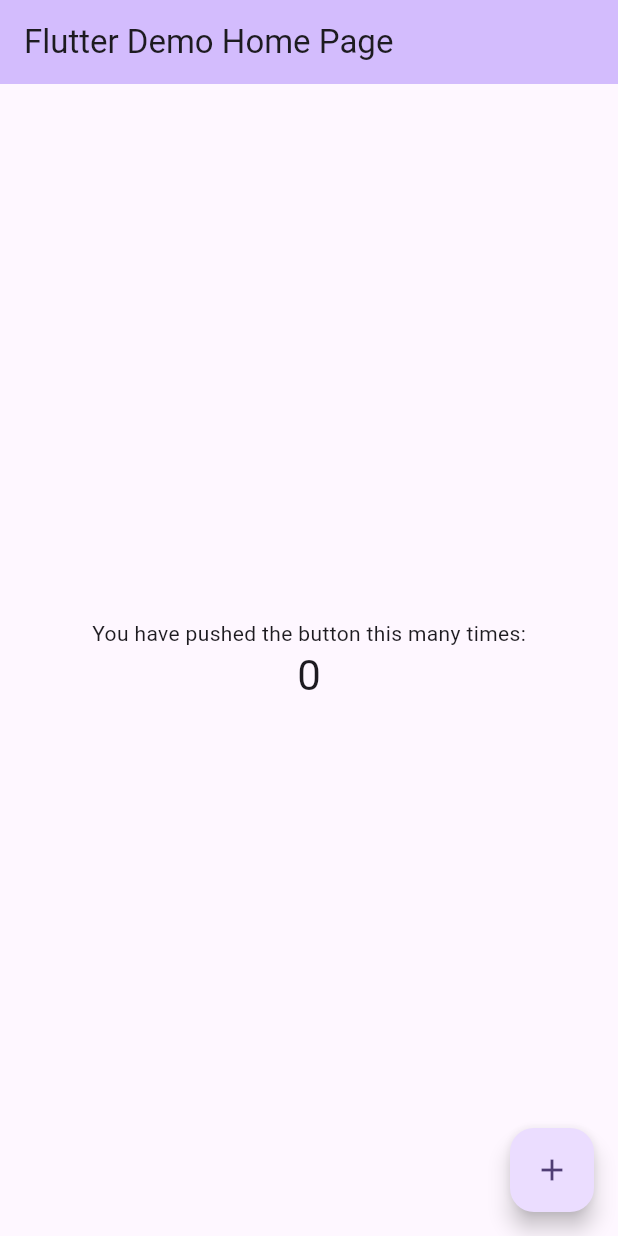
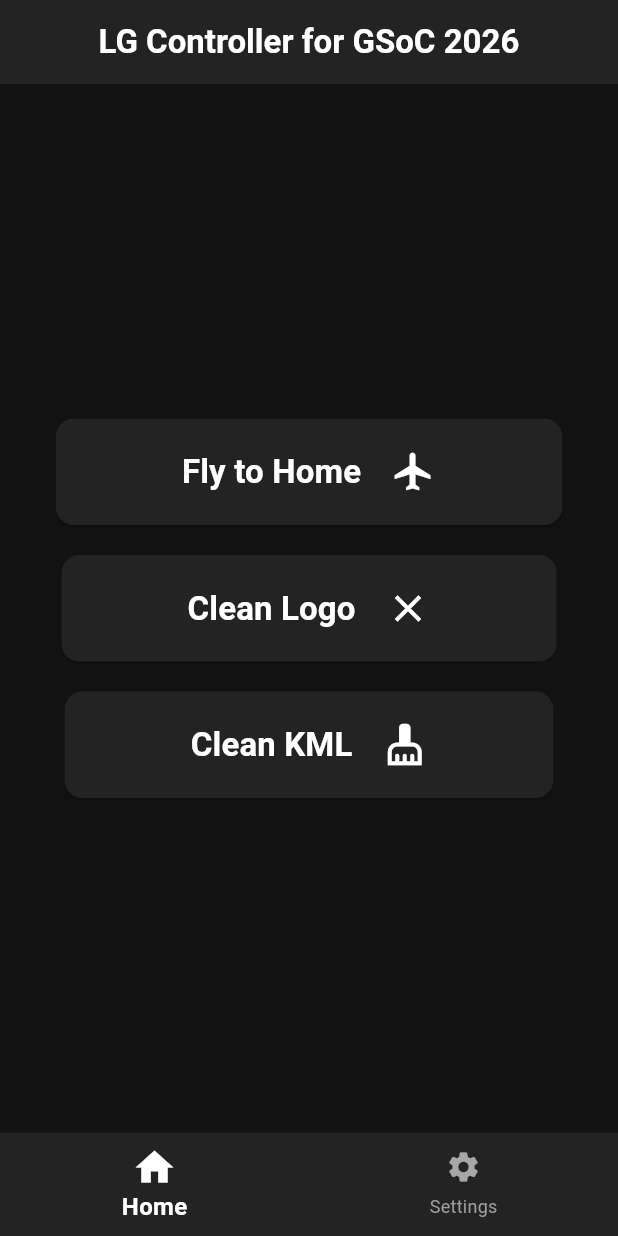
Before and after one commit to DevAni27/lg_controller, a Flutter app: the screen it shows after launch, on a phone screen of 412 x 824 dp. Run offline on Flutter 3.47's test engine with Material 3 defaults, Android fonts, the phone set to English and light mode, and no system bars.

Commit message:
ui/ux of home page with bottom navigation bar

```diff
--- a/lib/main.dart
+++ b/lib/main.dart
@@ -1,3 +1,6 @@
+import 'package:demo_app/screens/first_page.dart';
+import 'package:demo_app/screens/home_page.dart';
+import 'package:demo_app/screens/setting_page.dart';
 import 'package:flutter/material.dart';
 
 void main() {
@@ -7,116 +10,11 @@
 class MyApp extends StatelessWidget {
   const MyApp({super.key});
 
-  // This widget is the root of your application.
   @override
   Widget build(BuildContext context) {
     return MaterialApp(
-      title: 'Flutter Demo',
-      theme: ThemeData(
-        // This is the theme of your application.
-        //
-        // TRY THIS: Try running your application with "flutter run". You'll see
-        // the application has a purple toolbar. Then, without quitting the app,
-        // try changing the seedColor in the colorScheme below to Colors.green
-        // and then invoke "hot reload" (save your changes or press the "hot
-        // reload" button in a Flutter-supported IDE, or press "r" if you used
-        // the command line to start the app).
-        //
-        // Notice that the counter didn't reset back to zero; the application
-        // state is not lost during the reload. To reset the state, use hot
-        // restart instead.
-        //
-        // This works for code too, not just values: Most code changes can be
-        // tested with just a hot reload.
-        colorScheme: .fromSeed(seedColor: Colors.deepPurple),
-      ),
-      home: const MyHomePage(title: 'Flutter Demo Home Page'),
+      debugShowCheckedModeBanner: false,
+      home: FirstPage(),
     );
   }
 }
-
-class MyHomePage extends StatefulWidget {
-  const MyHomePage({super.key, required this.title});
-
-  // This widget is the home page of your application. It is stateful, meaning
-  // that it has a State object (defined below) that contains fields that affect
-  // how it looks.
-
-  // This class is the configuration for the state. It holds the values (in this
-  // case the title) provided by the parent (in this case the App widget) and
-  // used by the build method of the State. Fields in a Widget subclass are
-  // always marked "final".
-
-  final String title;
-
-  @override
-  State<MyHomePage> createState() => _MyHomePageState();
-}
-
-class _MyHomePageState extends State<MyHomePage> {
-  int _counter = 0;
-
-  void _incrementCounter() {
-    setState(() {
-      // This call to setState tells the Flutter framework that something has
-      // changed in this State, which causes it to rerun the build method below
-      // so that the display can reflect the updated values. If we changed
-      // _counter without calling setState(), then the build method would not be
-      // called again, and so nothing would appear to happen.
-      _counter++;
-    });
-  }
-
-  @override
-  Widget build(BuildContext context) {
-    // This method is rerun every time setState is called, for instance as done
-    // by the _incrementCounter method above.
-    //
-    // The Flutter framework has been optimized to make rerunning build methods
-    // fast, so that you can just rebuild anything that needs updating rather
-    // than having to individually change instances of widgets.
-    return Scaffold(
-      appBar: AppBar(
-        // TRY THIS: Try changing the color here to a specific color (to
-        // Colors.amber, perhaps?) and trigger a hot reload to see the AppBar
-        // change color while the other colors stay the same.
-        backgroundColor: Theme.of(context).colorScheme.inversePrimary,
-        // Here we take the value from the MyHomePage object that was created by
-        // the App.build method, and use it to set our appbar title.
-        title: Text(widget.title),
-      ),
-      body: Center(
-        // Center is a layout widget. It takes a single child and positions it
-        // in the middle of the parent.
-        child: Column(
-          // Column is also a layout widget. It takes a list of children and
-          // arranges them vertically. By default, it sizes itself to fit its
-          // children horizontally, and tries to be as tall as its parent.
-          //
-          // Column has various properties to control how it sizes itself and
-          // how it positions its children. Here we use mainAxisAlignment to
-          // center the children vertically; the main axis here is the vertical
-          // axis because Columns are vertical (the cross axis would be
-          // horizontal).
-          //
-          // TRY THIS: Invoke "debug painting" (choose the "Toggle Debug Paint"
-          // action in the IDE, or press "p" in the console), to see the
-          // wireframe for each widget.
-          mainAxisAlignment: .center,
-          children: [
-            const Text('You have pushed the button this many times:'),
-            Text(
-              '$_counter',
-              style: Theme.of(context).textTheme.headlineMedium,
-            ),
-          ],
-        ),
-      ),
-      floatingActionButton: FloatingActionButton(
-        onPressed: _incrementCounter,
-        tooltip: 'Increment',
-        child: const Icon(Icons.add),
-      ),
-    );
-  }
-}
--- /dev/null
+++ b/lib/screens/first_page.dart
@@ -0,0 +1,70 @@
+import 'package:demo_app/screens/home_page.dart';
+import 'package:demo_app/screens/setting_page.dart';
+import 'package:flutter/material.dart';
+
+class FirstPage extends StatefulWidget {
+  const FirstPage({super.key});
+
+  @override
+  State<FirstPage> createState() => _FirstPageState();
+}
+
+class _FirstPageState extends State<FirstPage> {
+
+  int selectedIndex = 0;
+
+  void navigationIndex(int index){
+    setState(() {
+      selectedIndex = index;
+    });
+  }
+
+  final List _pages = [
+
+    HomePage(),
+
+    SettingPage(),
+  ];
+
+  @override
+  Widget build(BuildContext context) {
+    return Scaffold(
+      backgroundColor: Color(0xFF121212),
+      appBar: AppBar(
+        backgroundColor: Color.fromARGB(255, 35, 35, 35),
+        elevation: 0,
+        centerTitle: true,
+        title: Text(
+          "LG Controller for GSoC 2026",
+          style: TextStyle(
+            color: Colors.white,
+            fontWeight: FontWeight.w700,
+          ),
+        ),
+      ),
+      body: _pages[selectedIndex],
+      bottomNavigationBar: BottomNavigationBar(
+        selectedItemColor: Colors.white,
+        unselectedItemColor: Colors.grey,
+        selectedLabelStyle: TextStyle(fontWeight: FontWeight.bold, fontSize: 16),
+        unselectedIconTheme: IconThemeData(opacity: 0.6),
+        selectedIconTheme: IconThemeData(opacity: 1, size: 30),
+        currentIndex: selectedIndex,
+        backgroundColor: Color.fromARGB(255, 35, 35, 35),
+        onTap: navigationIndex,
+        items: [
+          BottomNavigationBarItem(
+            icon: Icon(Icons.home, color: Colors.white,),
+            label: "Home",
+          ),
+
+          BottomNavigationBarItem(
+            icon: Icon(Icons.settings, color: Colors.white,),
+            label: "Settings",
+
+          ),
+        ],
+      )
+    );
+  }
+}
--- /dev/null
+++ b/lib/screens/home_page.dart
@@ -0,0 +1,103 @@
+import 'package:flutter/material.dart';
+
+class HomePage extends StatefulWidget {
+  const HomePage({super.key});
+
+  @override
+  State<HomePage> createState() => _HomePageState();
+}
+
+class _HomePageState extends State<HomePage> {
+
+
+
+
+  @override
+  Widget build(BuildContext context) {
+    return Scaffold(
+      backgroundColor: Color(0xFF121212),
+      body: Center(
+        child: Column(
+          mainAxisAlignment: MainAxisAlignment.center,
+          children: [
+            //lg logo maybe
+
+            //Fly to home button
+            ElevatedButton(
+              onPressed: () {
+                // add function
+              },
+
+              style: ElevatedButton.styleFrom(
+                backgroundColor: Color.fromARGB(255, 35, 35, 35),
+                padding: EdgeInsets.symmetric(vertical: 20, horizontal: 84),
+                shape: RoundedRectangleBorder(borderRadius: BorderRadius.circular(12))
+              ),
+              child: const Row(
+                mainAxisSize: MainAxisSize.min, // Essential to prevent the Row from taking full width
+                children: [
+                  Text("Fly to Home", style: TextStyle(color: Colors.white, fontWeight: FontWeight.bold, fontSize: 22),),
+                  SizedBox(width: 20),
+                  Icon(Icons.flight, size: 30, color: Colors.white,), // The icon
+
+                ],
+              ),
+
+            ),
+            SizedBox(height: 20,),
+
+            //Clean logo
+            ElevatedButton(
+              onPressed: () {
+                // add function
+              },
+
+              style: ElevatedButton.styleFrom(
+                backgroundColor: Color.fromARGB(255, 35, 35, 35),
+                padding: EdgeInsets.symmetric(vertical: 20, horizontal: 84),
+                shape: RoundedRectangleBorder(borderRadius: BorderRadius.circular(12))
+              ),
+              child: const Row(
+                mainAxisSize: MainAxisSize.min, // Essential to prevent the Row from taking full width
+                children: [
+                  Text("Clean Logo", style: TextStyle(color: Colors.white, fontWeight: FontWeight.bold, fontSize: 22),),
+                  SizedBox(width: 20),
+                  Icon(Icons.clear, size: 30, color: Colors.white,), // The icon
+
+                ],
+              ),
+
+            ),
+
+            SizedBox(height: 20,),
+
+            //Clean KML
+            ElevatedButton(
+              onPressed: () {
+                // add function
+              },
+
+              style: ElevatedButton.styleFrom(
+                backgroundColor: Color.fromARGB(255, 35, 35, 35),
+                padding: EdgeInsets.symmetric(vertical: 20, horizontal: 84),
+                shape: RoundedRectangleBorder(borderRadius: BorderRadius.circular(12))
+              ),
+              child: const Row(
+                mainAxisSize: MainAxisSize.min, // Essential to prevent the Row from taking full width
+                children: [
+                  Text("Clean KML", style: TextStyle(color: Colors.white, fontWeight: FontWeight.bold, fontSize: 22),),
+                  SizedBox(width: 20),
+                  Icon(Icons.cleaning_services, size: 30, color: Colors.white,), // The icon
+
+                ],
+              ),
+
+            )
+          ],
+        ),
+      ),
+
+
+    );
+  }
+}
--- /dev/null
+++ b/lib/screens/setting_page.dart
@@ -0,0 +1,20 @@
+import 'package:flutter/material.dart';
+
+class SettingPage extends StatefulWidget {
+  const SettingPage({super.key});
+
+  @override
+  State<SettingPage> createState() => _SettingPageState();
+}
+
+class _SettingPageState extends State<SettingPage> {
+  @override
+  Widget build(BuildContext context) {
+    return Scaffold(
+      backgroundColor: Color(0xFF121212),
+      body: Center(
+        child: Text("SETINGS PAGE", style: TextStyle(color: Colors.white),),
+      ),
+    );
+  }
+}
```
